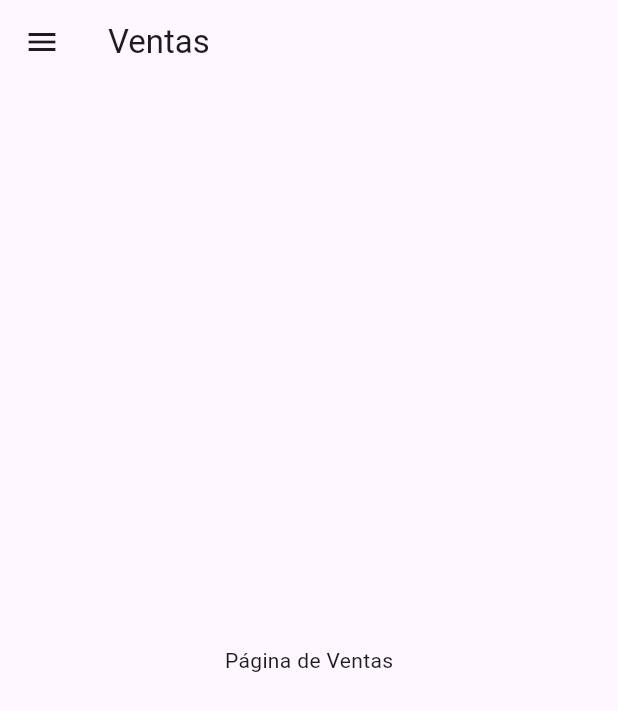
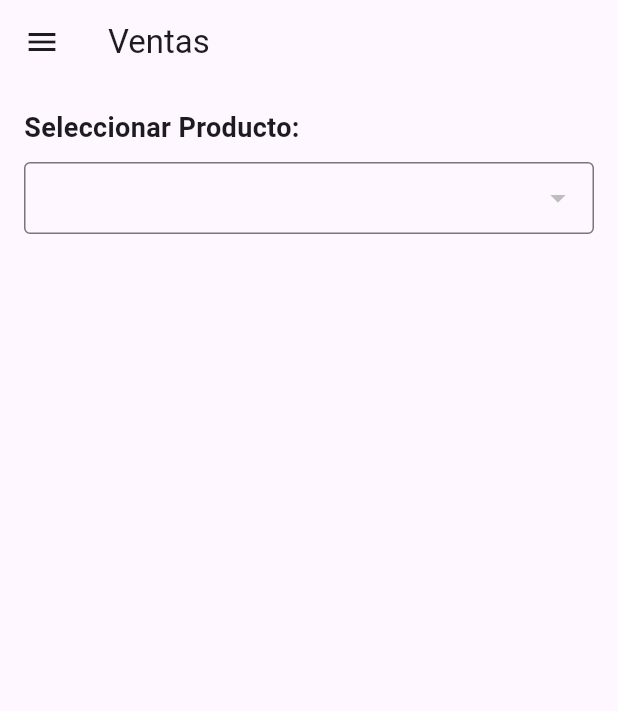
Before and after one commit to FrancoGT/SalesRegister, a Flutter app: the SalesPage screen opened by its route, on a phone screen of 412 x 824 dp. Shown: the top 711 px of the screen. Run offline on Flutter 3.47's test engine with Material 3 defaults, Android fonts, the phone set to English and light mode, and no system bars; our stand-ins replace shared_preferences, sqflite; accounts and stored records are empty.

Commit message:
Funcionalidades de adiciones de productos y vendedores

```diff
--- a/lib/components/sales/sales_page.dart
+++ b/lib/components/sales/sales_page.dart
@@ -1,8 +1,32 @@
 import 'package:flutter/material.dart';
+import 'package:sqflite/sqflite.dart';
 import 'package:salesresgistrator/components/common/sidebar.dart';
+import 'package:salesresgistrator/models/Product.dart'; // Asegúrate de importar tu clase Product
 
-class SalesPage extends StatelessWidget {
+class SalesPage extends StatefulWidget {
   const SalesPage({super.key});
+
+  @override
+  _SalesPageState createState() => _SalesPageState();
+}
+
+class _SalesPageState extends State<SalesPage> {
+  List<Map<String, dynamic>> _products = [];
+  int? _selectedProductId;
+
+  @override
+  void initState() {
+    super.initState();
+    _loadActiveProducts();
+  }
+
+  Future<void> _loadActiveProducts() async {
+    Database db = await Product.getDatabase();
+    List<Map<String, dynamic>> products = await Product.getActiveProducts(db);
+    setState(() {
+      _products = products;
+    });
+  }
 
   @override
   Widget build(BuildContext context) {
@@ -11,8 +35,36 @@ class SalesPage extends StatelessWidget {
         title: const Text('Ventas'),
       ),
       drawer: const Sidebar(currentPage: '/sales'),
-      body: const Center(
-        child: Text('Página de Ventas'),
+      body: Padding(
+        padding: const EdgeInsets.all(16.0),
+        child: Column(
+          crossAxisAlignment: CrossAxisAlignment.start,
+          children: [
+            const Text(
+              'Seleccionar Producto:',
+              style: TextStyle(fontSize: 18, fontWeight: FontWeight.bold),
+            ),
+            const SizedBox(height: 10),
+            DropdownButtonFormField<int>(
+              value: _selectedProductId,
+              items: _products.map((product) {
+                return DropdownMenuItem<int>(
+                  value: product['id'],
+                  child: Text(product['name']),
+                );
+              }).toList(),
+              onChanged: (value) {
+                setState(() {
+                  _selectedProductId = value;
+                });
+              },
+              decoration: InputDecoration(
+                border: OutlineInputBorder(),
+                contentPadding: const EdgeInsets.symmetric(horizontal: 12),
+              ),
+            ),
+          ],
+        ),
       ),
     );
   }
```
